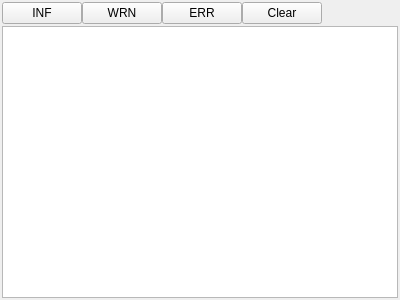
Above: worldeditor/src/managers/consolemanager/consolemanager.ui from thunder-engine/thunder before the change. Below: the same form after it.
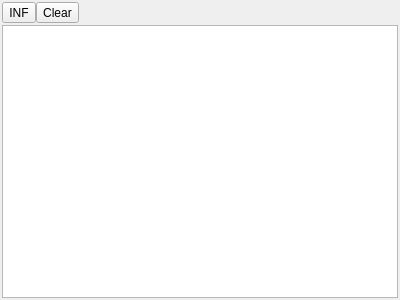
That is the form after the change.

What changed in the file:
```diff
--- a/worldeditor/src/managers/consolemanager/consolemanager.ui
+++ b/worldeditor/src/managers/consolemanager/consolemanager.ui
@@ -38,57 +38,19 @@
       <number>0</number>
      </property>
      <item>
-      <widget class="QPushButton" name="infoButton">
-       <property name="sizePolicy">
-        <sizepolicy hsizetype="Preferred" vsizetype="Fixed">
-         <horstretch>0</horstretch>
-         <verstretch>0</verstretch>
-        </sizepolicy>
-       </property>
+      <widget class="QToolButton" name="toolButton">
        <property name="text">
         <string>INF</string>
        </property>
       </widget>
      </item>
      <item>
-      <widget class="QPushButton" name="warningButton">
-       <property name="sizePolicy">
-        <sizepolicy hsizetype="Preferred" vsizetype="Fixed">
-         <horstretch>0</horstretch>
-         <verstretch>0</verstretch>
-        </sizepolicy>
-       </property>
-       <property name="text">
-        <string>WRN</string>
-       </property>
-      </widget>
-     </item>
-     <item>
-      <widget class="QPushButton" name="errorButton">
-       <property name="sizePolicy">
-        <sizepolicy hsizetype="Preferred" vsizetype="Fixed">
-         <horstretch>0</horstretch>
-         <verstretch>0</verstretch>
-        </sizepolicy>
-       </property>
-       <property name="text">
-        <string>ERR</string>
-       </property>
-      </widget>
-     </item>
-     <item>
-      <widget class="QPushButton" name="clearButton">
-       <property name="sizePolicy">
-        <sizepolicy hsizetype="Preferred" vsizetype="Fixed">
-         <horstretch>0</horstretch>
-         <verstretch>0</verstretch>
-        </sizepolicy>
-       </property>
+      <widget class="QToolButton" name="clearButton">
        <property name="text">
         <string>Clear</string>
        </property>
-       <property name="flat">
-        <bool>false</bool>
+       <property name="popupMode">
+        <enum>QToolButton::DelayedPopup</enum>
        </property>
       </widget>
      </item>
```
